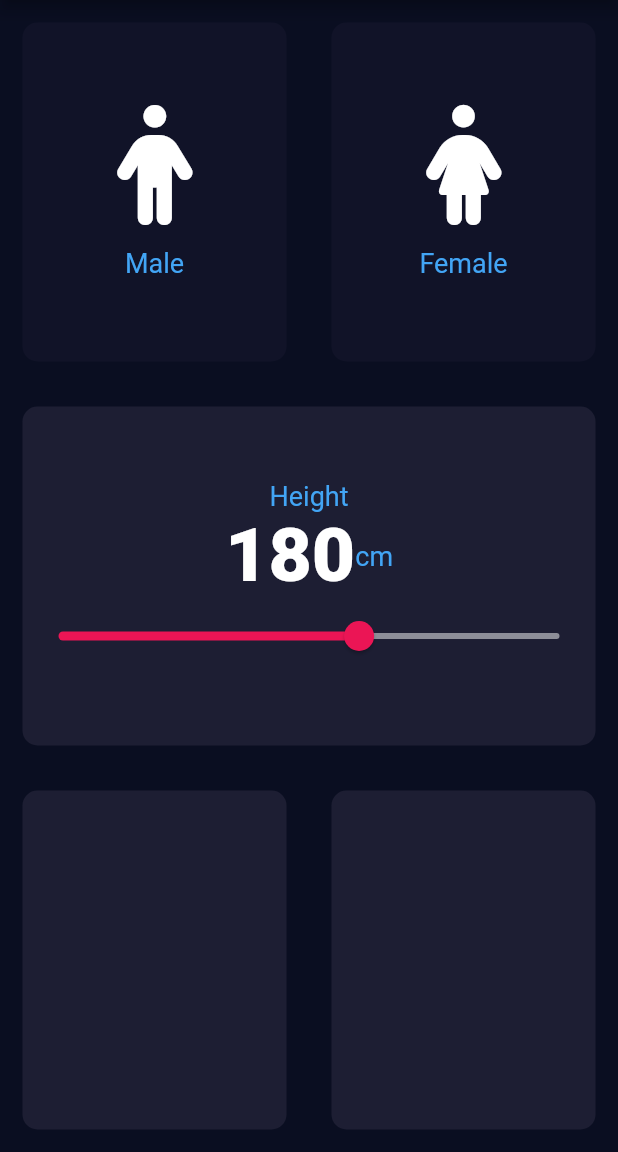
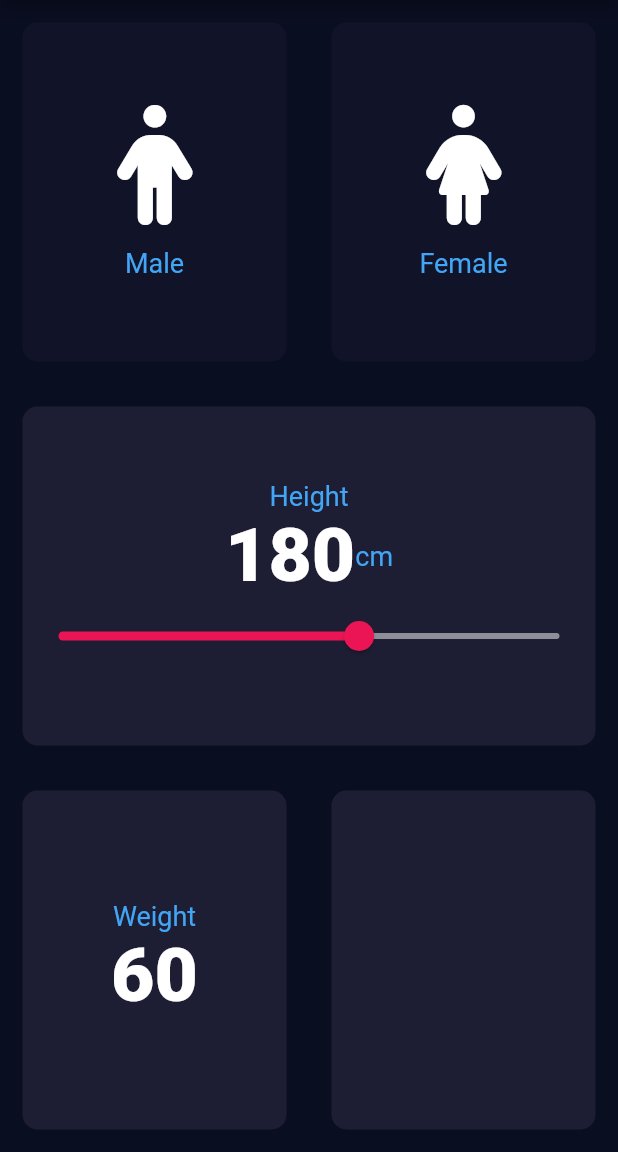
Before and after one commit to TayyebJamil/bmicalculatordesktop, a Flutter app: the screen it shows after launch, on a phone screen of 412 x 824 dp, the part 84-1236 px from its top. Run offline on Flutter 3.47's test engine with Material 2 defaults, Android fonts, the phone set to English and light mode, and no system bars; our stand-ins replace font_awesome_flutter.

Commit message:
lec66/part12

```diff
--- a/lib/input_page.dart
+++ b/lib/input_page.dart
@@ -18,6 +18,7 @@ class InputPage extends StatefulWidget {
 class _InputPageState extends State<InputPage> {
   Gender selectGender;
   int sliderHeight=180;
+  int sliderWeight=60;
 //  Color maleColor = deActiveColor;
   //Color feMaleColor = deActiveColor;
   //void updateColor(Gender gendertype)
@@ -115,6 +116,28 @@ class _InputPageState extends State<InputPage> {
           children: <Widget>[
           Expanded(child: RepeatcontainerCode(
             colors: Color(0xFF1D1E33),
+            cardwidget: Column(
+              mainAxisAlignment: MainAxisAlignment.center,
+              children: <Widget>[
+                Text(
+                  'Weight',
+                  style: kLabelStyle,
+
+                ),
+                Text(
+                  sliderWeight.toString(),
+                  style: kNumberStyle,
+
+                ),
+                Row(
+                  mainAxisAlignment: MainAxisAlignment.center,
+                  children: <Widget>[
+
+                  ],
+                ),
+
+              ],
+            ),
           ),),
           Expanded(child: RepeatcontainerCode(
             colors: Color(0xFF1D1E33),
```
